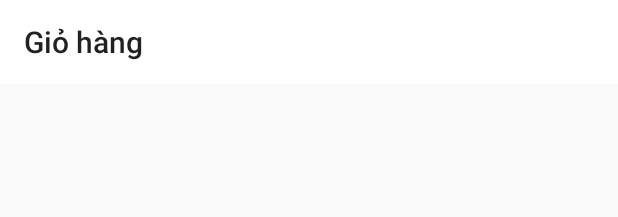
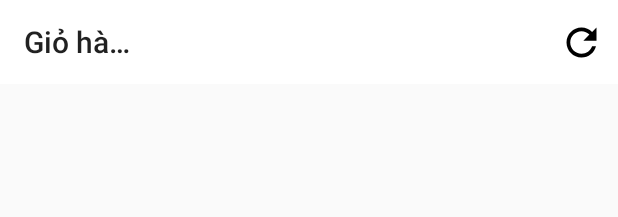
Before and after one commit to KIBICHAN/BookStoreG3, an Android app: the layout activity_gio_hang.xml on its own in the app's theme, with its tools: preview values and no code run, on a phone screen of 412 x 824 dp. Shown: the top 217 px of the screen. Run offline under Robolectric (Android 15) with nearby library versions, the phone set to English and light mode, and no system bars.

Commit message:
ic_baseline_refresh_24.xml

```diff
--- /dev/null
+++ b/app/src/main/res/drawable/ic_baseline_refresh_24.xml
@@ -0,0 +1,5 @@
+<vector android:height="24dp" android:tint="#000000"
+    android:viewportHeight="24" android:viewportWidth="24"
+    android:width="24dp" xmlns:android="http://schemas.android.com/apk/res/android">
+    <path android:fillColor="@android:color/white" android:pathData="M17.65,6.35C16.2,4.9 14.21,4 12,4c-4.42,0 -7.99,3.58 -7.99,8s3.57,8 7.99,8c3.73,0 6.84,-2.55 7.73,-6h-2.08c-0.82,2.33 -3.04,4 -5.65,4 -3.31,0 -6,-2.69 -6,-6s2.69,-6 6,-6c1.66,0 3.14,0.69 4.22,1.78L13,11h7V4l-2.35,2.35z"/>
+</vector>
--- a/app/src/main/res/layout/activity_gio_hang.xml
+++ b/app/src/main/res/layout/activity_gio_hang.xml
@@ -23,7 +23,24 @@
         app:title="Giỏ hàng"
         android:background="#FFFFFF"
         android:layout_width="match_parent"
-        android:layout_height="?attr/actionBarSize"/>
+        android:layout_height="?attr/actionBarSize">
+
+        <androidx.constraintlayout.widget.ConstraintLayout
+            android:layout_width="310dp"
+            android:layout_height="match_parent">
+
+            <ImageView
+                android:layout_width="30dp"
+                android:layout_height="30dp"
+                android:layout_marginRight="5dp"
+                android:src="@drawable/ic_baseline_refresh_24"
+                app:layout_constraintRight_toRightOf="parent"
+                app:layout_constraintTop_toTopOf="parent"
+                app:layout_constraintBottom_toBottomOf="parent"/>
+
+        </androidx.constraintlayout.widget.ConstraintLayout>
+
+    </androidx.appcompat.widget.Toolbar>
     <androidx.recyclerview.widget.RecyclerView
         android:id="@+id/recyclerviewgiohang"
         android:layout_margin="5dp"
```
